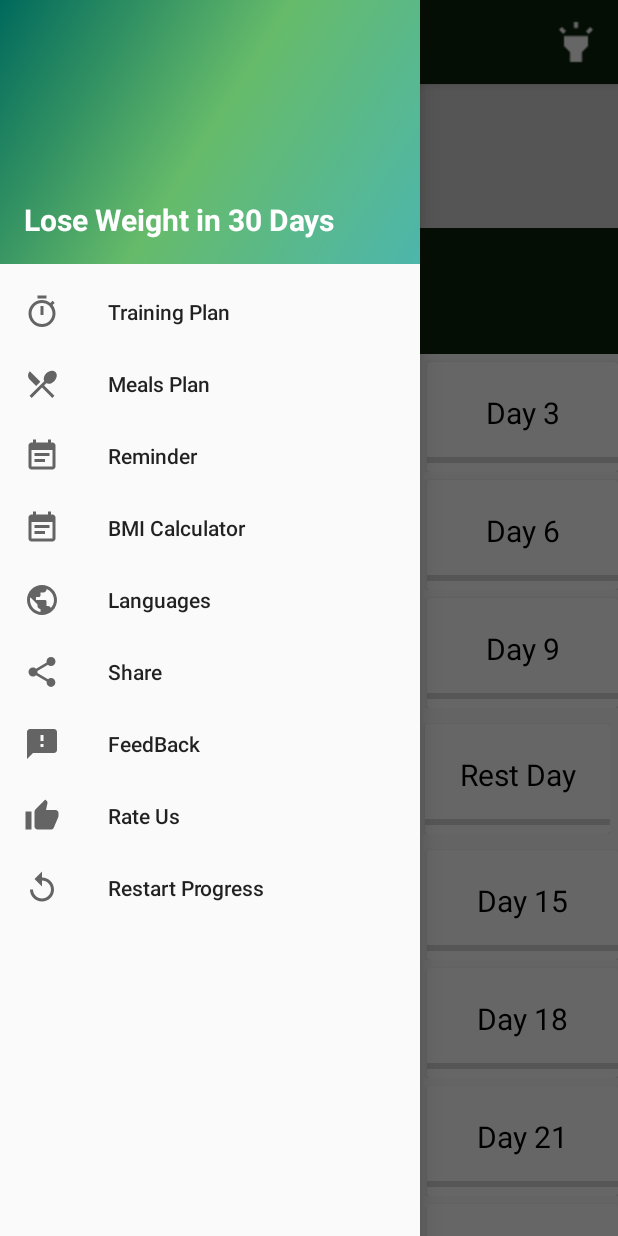
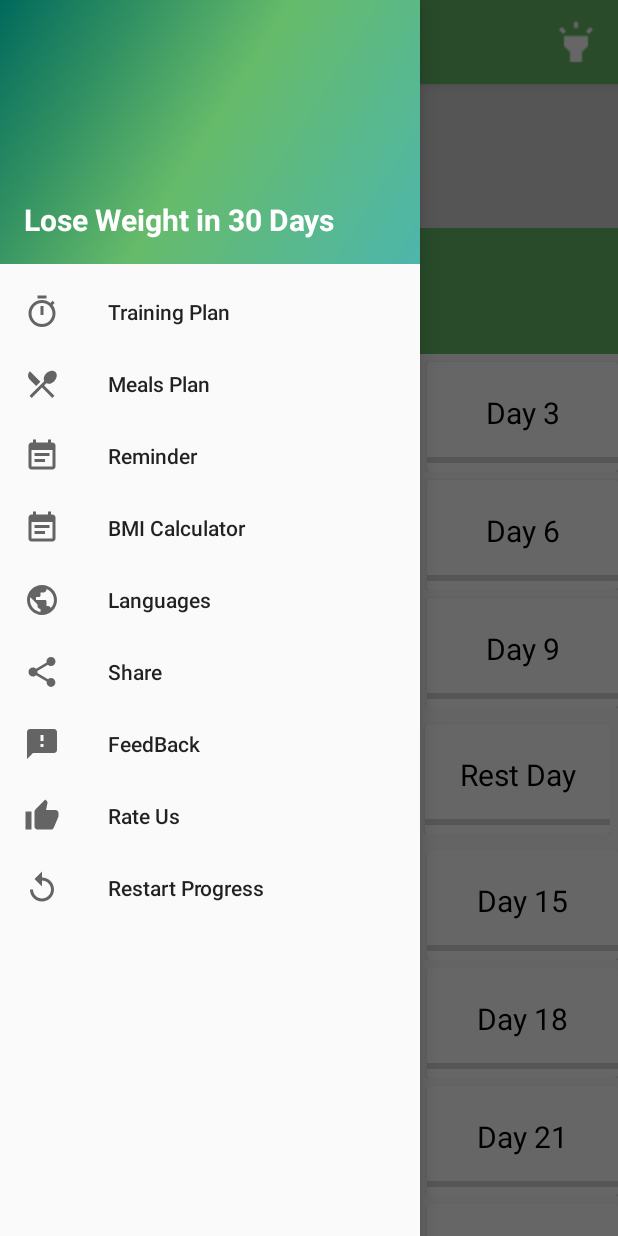
Before and after one commit to adityabajpai/WorkOut, an Android app: the screen it shows after launch (HomeActivity), with the side drawer open, on a phone screen of 412 x 824 dp. Run offline under Robolectric (Android 15) with nearby library versions, the light colour scheme and no system bars.

Commit message:
conflict removed

```diff
--- a/app/src/main/res/values/colors.xml
+++ b/app/src/main/res/values/colors.xml
@@ -31,9 +31,9 @@
     <color name="cardview_light_background">#ffffffff</color>
     <color name="cardview_shadow_end_color">#03000000</color>
     <color name="cardview_shadow_start_color">#37000000</color>
-    <color name="colorAccent">#00d1e8</color>
-    <color name="colorPrimary">#0d230d</color>
-    <color name="colorPrimaryDark">#0d230d</color>
+    <color name="colorAccent">#66BB6A</color>
+    <color name="colorPrimary">#66BB6A</color>
+    <color name="colorPrimaryDark">#66BB6A</color>
     <color name="colorText">#fcfcfc</color>
     <color name="colorgrey">#e5e4e4</color>
     <color name="common_google_signin_btn_text_dark_default">@android:color/white</color>
```
